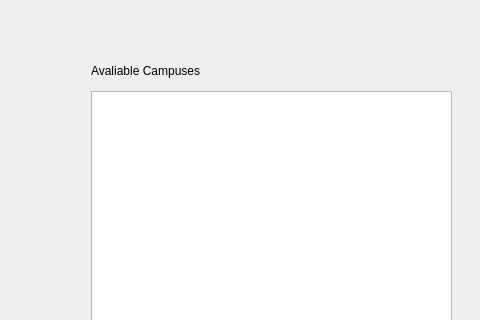
Before: the Qt Designer form plantripwindow.ui in Ling2251/CS1D-College-Tour, drawn with Qt 5; both pictures show x 0 to 480 and y 0 to 320 of the 1054 by 543 pixel window.
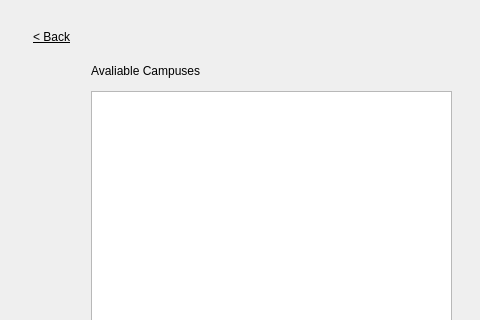
After: the same form once the commit is applied. The open tabs and pages were chosen to show the change. Icons and pictures are not drawn.

Commit message: Added a go back button on the cutome trip

Diff of the .ui file:
```diff
--- a/plantripwindow.ui
+++ b/plantripwindow.ui
@@ -622,6 +622,25 @@
         </rect>
        </property>
       </widget>
+      <widget class="QToolButton" name="custom_goback">
+       <property name="geometry">
+        <rect>
+         <x>10</x>
+         <y>10</y>
+         <width>61</width>
+         <height>31</height>
+        </rect>
+       </property>
+       <property name="styleSheet">
+        <string notr="true">font: 10pt &quot;Segoe UI&quot;;
+text-decoration: underline;
+border: none;
+</string>
+       </property>
+       <property name="text">
+        <string>&lt; Back</string>
+       </property>
+      </widget>
      </widget>
      <widget class="QWidget" name="StartTrip_02">
       <widget class="QListWidget" name="listWidget_StartTrip_">
```
Left out of the diff: 18 changed lines with no effect on the pictures. The commit also changes 2 other files.
